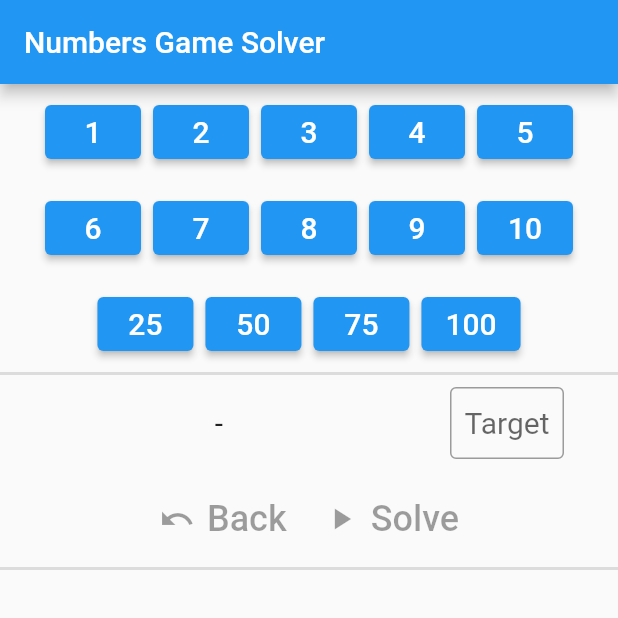
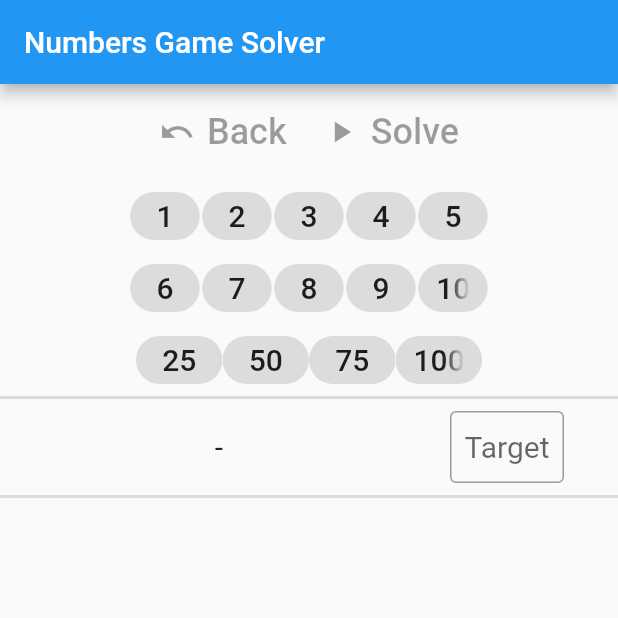
Before and after one commit to joatca/numbers_solver, a Flutter app: the screen it shows after launch, on a phone screen of 412 x 824 dp, the top half of it. Run offline on Flutter 3.47's test engine with Material 2 defaults, Android fonts, the phone set to English and light mode, and no system bars.

Commit message:
OK, button chips are now decently-sized and orientation changes work

```diff
--- a/lib/main_page.dart
+++ b/lib/main_page.dart
@@ -35,7 +35,7 @@ class MainPage extends StatefulWidget {
 
 class _MainPageState extends State<MainPage> {
   // how many of each source number are allowed
-  static final Map<int, int> sourcesMax = {
+  static final Map<int, int> sourcesMaxAllowed = {
     1: 2,
     2: 2,
     3: 2,
@@ -52,7 +52,12 @@ class _MainPageState extends State<MainPage> {
     100: 1,
   };
   // all possible source numbers
-  static final _distinctSources = sourcesMax.keys.toList();
+  static final _distinctSources = sourcesMaxAllowed.keys.toList();
+  // find the largest source number (and we'll assume it's also the widest)
+  static final _largestSmallSource = 10;
+  static final _largestSource = 100;
+  double _smallChipWidth;
+  double _largeChipWidth;
   // number of sources required before allowing a solve
   static const _numSourcesRequired = 6;
   // which sources have been selected
@@ -95,11 +100,14 @@ class _MainPageState extends State<MainPage> {
 
   @override
   Widget build(BuildContext context) {
+    _smallChipWidth = textWidth(_largestSmallSource);
+    _largeChipWidth = textWidth(_largestSource);
     return Scaffold(
       appBar: AppBar(
         title: Text(widget.title),
       ),
-      body: _verticalLayout(),
+      body: OrientationBuilder(
+          builder: (context, orientation) => orientation == Orientation.portrait ? _verticalLayout() : _horizontalLayout()),
     );
   }
 
@@ -108,9 +116,10 @@ class _MainPageState extends State<MainPage> {
       child: Column(
         mainAxisAlignment: MainAxisAlignment.start,
         children: <Widget>[
-          _sourceButtons(0, 5),
-          _sourceButtons(5, 10),
-          _sourceButtons(10, 14),
+          _actionButtonBar(),
+          _sourceButtons(0, 5, _smallChipWidth),
+          _sourceButtons(5, 10, _smallChipWidth),
+          _sourceButtons(10, 14, _largeChipWidth),
           _standardDivider(_dividerColor),
           Row(
               mainAxisAlignment: MainAxisAlignment.end,
@@ -120,12 +129,28 @@ class _MainPageState extends State<MainPage> {
                 _selectedDisplay(),
                 _targetField(),
               ]),
-          _actionButtonBar(),
           _standardDivider(_solutions.length > 0 ? _dividerColor : Colors.transparent),
           _solutionList(),
         ],
       ),
     );
+  }
+
+  Widget _horizontalLayout() {
+    return Row(children: [
+      _solutionList(),
+      Column(
+        // full contents of right section
+        children: [
+          _actionButtonBar(),
+          _sourceButtons(0, 5, _smallChipWidth),
+          _sourceButtons(5, 10, _smallChipWidth),
+          _sourceButtons(10, 14, _largeChipWidth),
+          _selectedDisplay(),
+          _targetField(),
+        ],
+      )
+    ]);
   }
 
   Divider _standardDivider(Color color) => Divider(
@@ -209,18 +234,23 @@ class _MainPageState extends State<MainPage> {
     );
   }
 
-  Widget _sourceButtons(int start, int end) {
-    return ButtonBar(
-        alignment: MainAxisAlignment.center,
+  Widget _sourceButtons(int start, int end, double width) {
+    return Row(
+        mainAxisAlignment: MainAxisAlignment.center,
         children: _distinctSources.getRange(start, end).map<Widget>((srcNum) {
-          return ElevatedButton(
+          return ActionChip(
               onPressed: () {
                 processButton(srcNum);
               },
-              child: Text(
-                srcNum.toString(),
-                style: _sourceButtonStyle,
-              ));
+              // backgroundColor: Theme.of(context).primaryColor,
+              label: Container(
+                  //padding: EdgeInsets.fromLTRB(4.0, 0.0, 4.0, 0.0),
+                alignment: Alignment.center,
+                  width: width,
+                  child: Text(
+                    srcNum.toString(),
+                    style: _sourceButtonStyle,
+                  )));
         }).toList());
   }
 
@@ -277,12 +307,23 @@ class _MainPageState extends State<MainPage> {
     );
   }
 
+  double textWidth(int number) {
+    final Size size = (TextPainter(
+            text: TextSpan(text: number.toString(), style: _sourceButtonStyle),
+            maxLines: 1,
+            textScaleFactor: MediaQuery.of(context).textScaleFactor,
+            textDirection: TextDirection.ltr)
+          ..layout())
+        .size;
+    return size.width;
+  }
+
   // is a particular button active?
   bool _buttonActive(int srcNum) {
     if (_sourcesSelected.length >= _numSourcesRequired) {
       return false;
     }
-    if (_sourcesSelected.where((s) => s == srcNum).length >= sourcesMax[srcNum]) {
+    if (_sourcesSelected.where((s) => s == srcNum).length >= sourcesMaxAllowed[srcNum]) {
       return false;
     }
     return true;
```
